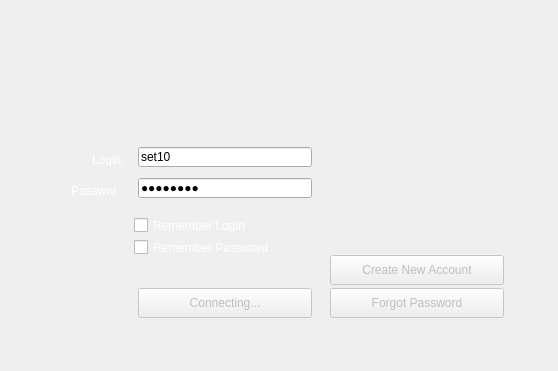
First picture: the form in qt-client/loginwindow.ui, repository paunovic/chipup-poker, before the edit.
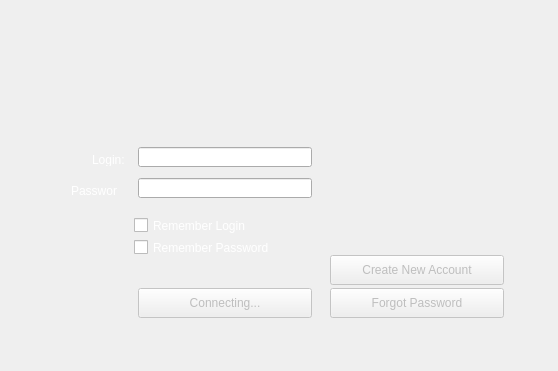
Second picture: the form after the edit. Icons and pictures are not drawn.

Patch:
```diff
--- a/qt-client/loginwindow.ui
+++ b/qt-client/loginwindow.ui
@@ -70,7 +70,7 @@
     </rect>
    </property>
    <property name="text">
-    <string>set10</string>
+    <string/>
    </property>
   </widget>
   <widget class="QLineEdit" name="edPassword">
@@ -83,7 +83,7 @@
     </rect>
    </property>
    <property name="text">
-    <string>password</string>
+    <string/>
    </property>
    <property name="echoMode">
     <enum>QLineEdit::Password</enum>
```
